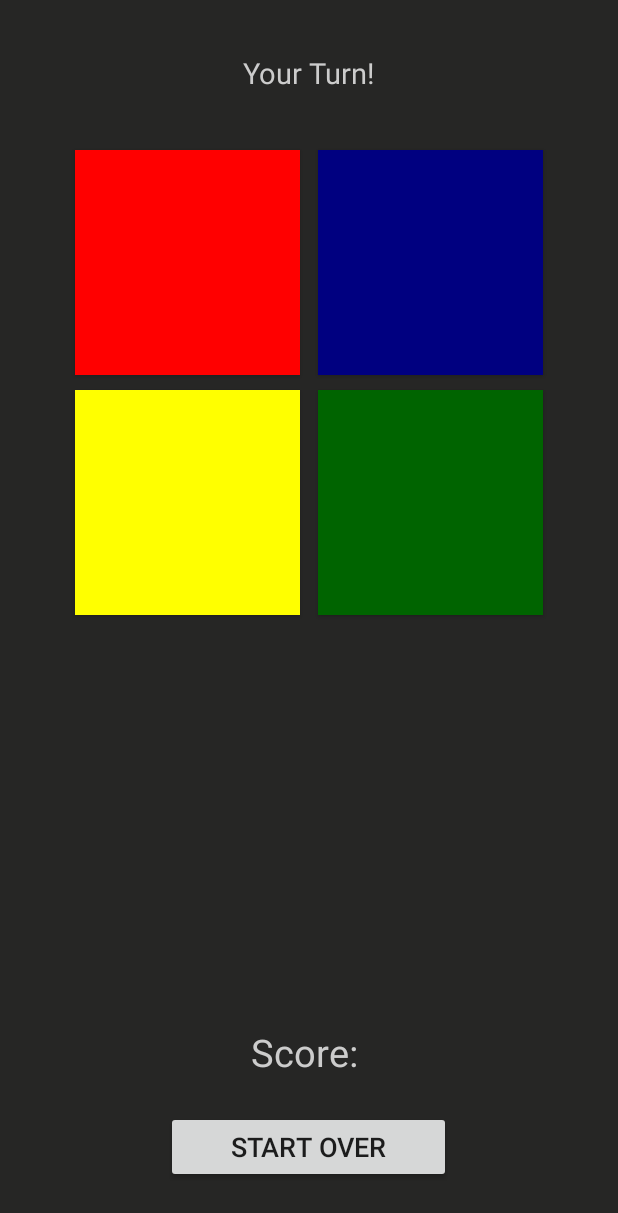
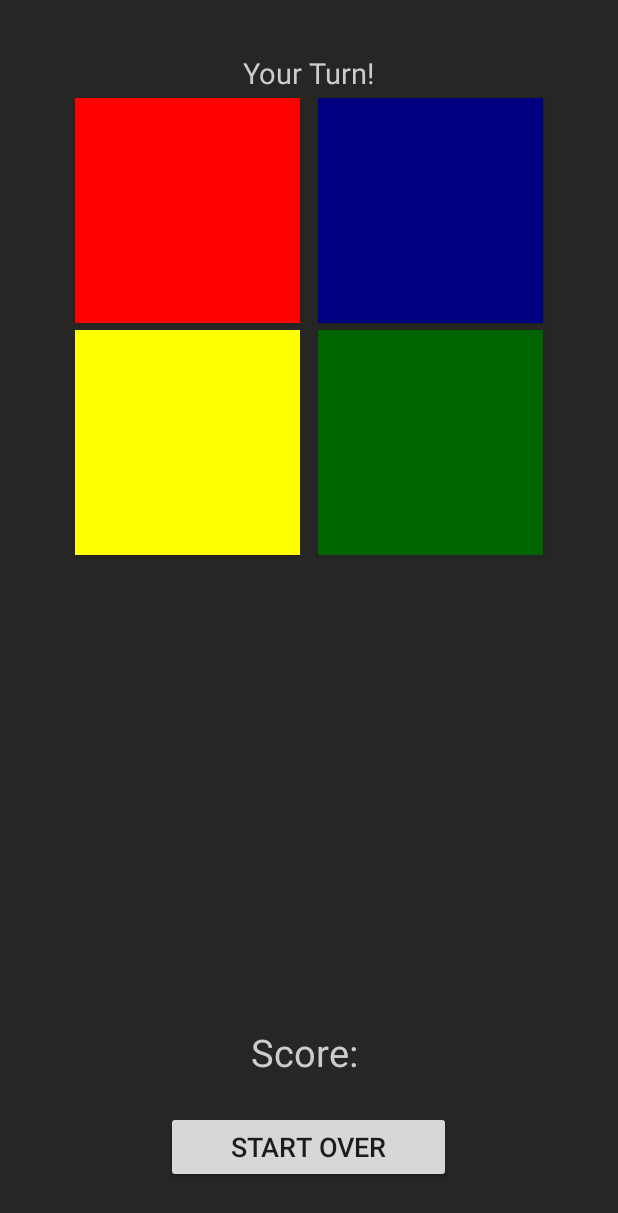
Before and after one commit to Schopperkyle/RockstarSays, an Android app: the screen it shows after launch (MainActivity), on a phone screen of 412 x 824 dp. Shown: the top 1213 px of the screen. Run offline under Robolectric (Android 15) with nearby library versions, the phone set to English and light mode, and no system bars.

Commit message:
changed 2 xml files

```diff
--- a/app/src/main/res/layout/activity_main.xml
+++ b/app/src/main/res/layout/activity_main.xml
@@ -13,7 +13,7 @@
         android:layout_alignParentStart="true"
         android:layout_alignParentTop="true"
         android:layout_marginStart="50dp"
-        android:layout_marginTop="100dp"
+        android:layout_marginTop="65dp"
         android:background="#ff0000" />
 
     <Button
@@ -28,9 +28,8 @@
         android:id="@+id/yellowButton"
         android:layout_width="150dp"
         android:layout_height="150dp"
-
         android:layout_alignStart="@+id/redButton"
-        android:layout_marginTop="260dp"
+        android:layout_marginTop="220dp"
         android:background="#ffff00" />
 
     <Button
```
